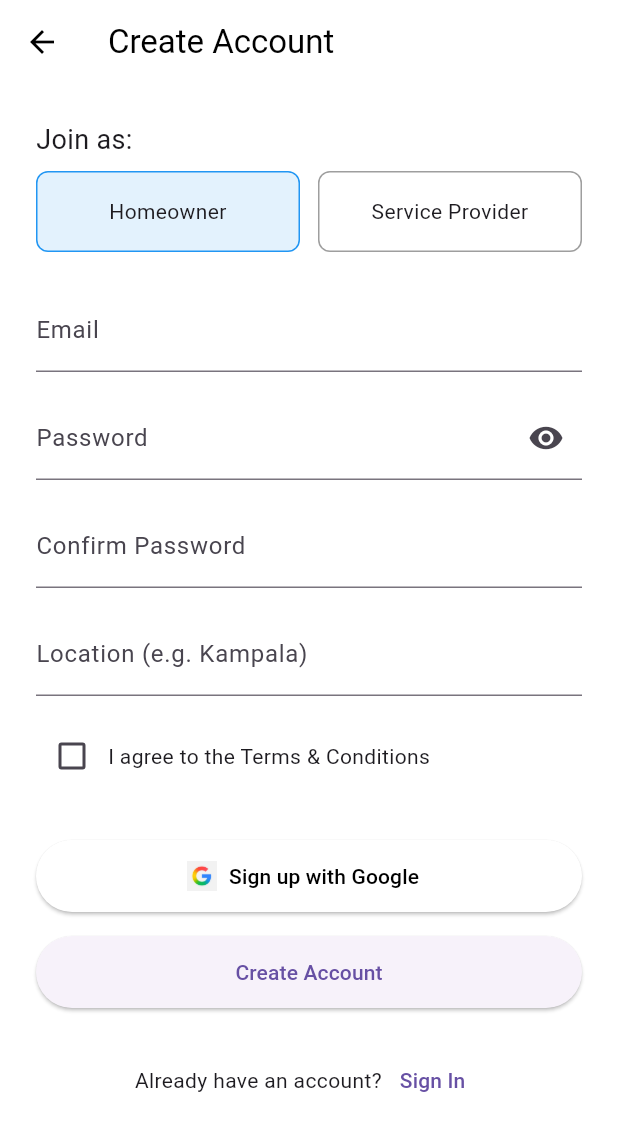
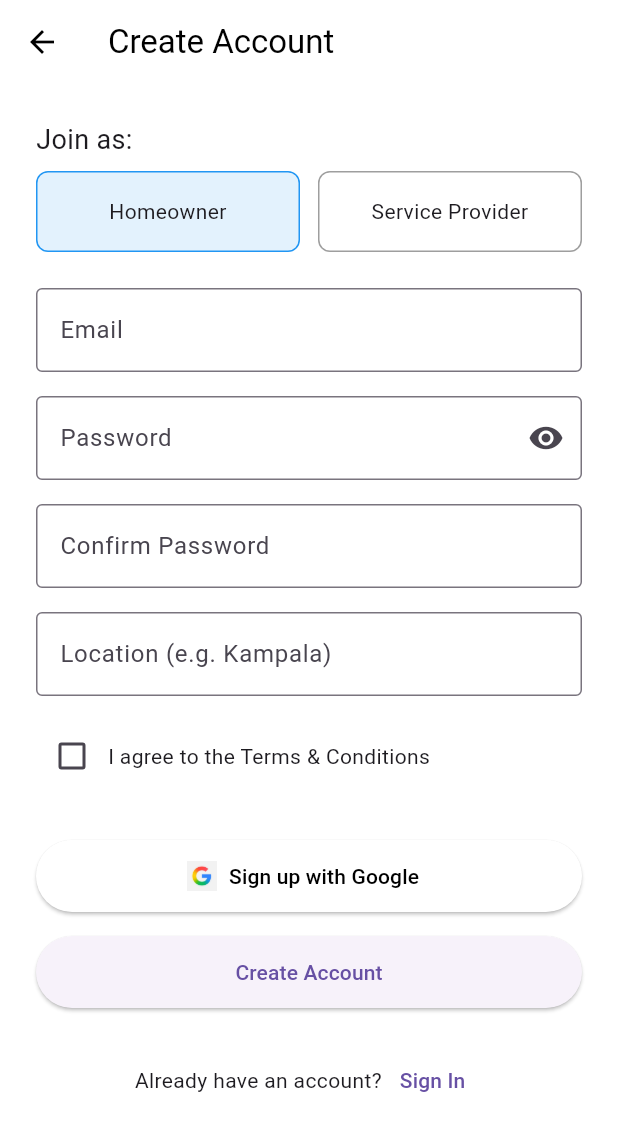
Before and after one commit to JobkWasswa/recess_group4_homeconnect_app, a Flutter app: the RegisterPage screen opened by its route, on a phone screen of 412 x 824 dp. Shown: the top 1131 px of the screen. Run offline on Flutter 3.47's test engine with Material 3 defaults, Android fonts, the phone set to English and light mode, and no system bars; our stand-ins replace cloud_firestore, cloud_functions, firebase_analytics, firebase_auth, firebase_core, firebase_messaging and 10 more; accounts and stored records are empty.

Commit message:
signup input field edits

```diff
--- a/lib/presentation/auth/register_page.dart
+++ b/lib/presentation/auth/register_page.dart
@@ -160,7 +160,10 @@ class _RegisterPageState extends State<RegisterPage> {
             // 2) Email
             TextField(
               controller: _emailCtrl,
-              decoration: const InputDecoration(labelText: 'Email'),
+              decoration: const InputDecoration(
+                labelText: 'Email',
+                border: OutlineInputBorder(), // Added border
+              ),
               keyboardType: TextInputType.emailAddress,
             ),
             const SizedBox(height: 16),
@@ -172,6 +175,7 @@ class _RegisterPageState extends State<RegisterPage> {
               decoration: InputDecoration(
                 labelText: 'Password',
                 errorText: _passwordError,
+                border: const OutlineInputBorder(), // Added border
                 suffixIcon: IconButton(
                   icon: Icon(
                     _showPassword ? Icons.visibility_off : Icons.visibility,
@@ -190,6 +194,7 @@ class _RegisterPageState extends State<RegisterPage> {
               decoration: InputDecoration(
                 labelText: 'Confirm Password',
                 errorText: _confirmError,
+                border: const OutlineInputBorder(), // Added border
               ),
             ),
             const SizedBox(height: 16),
@@ -199,6 +204,7 @@ class _RegisterPageState extends State<RegisterPage> {
                 controller: _locationCtrl,
                 decoration: const InputDecoration(
                   labelText: 'Location (e.g. Kampala)',
+                  border: OutlineInputBorder(), // Added border
                 ),
               ),
               const SizedBox(height: 16),
```
